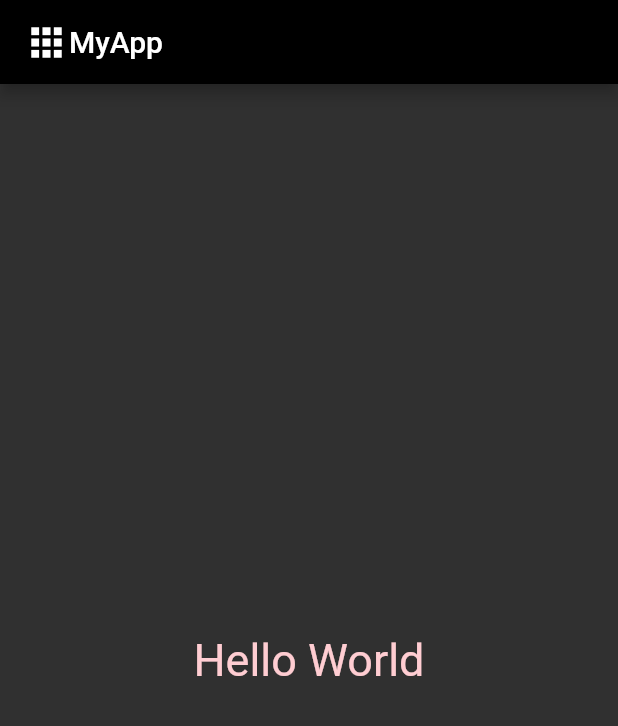
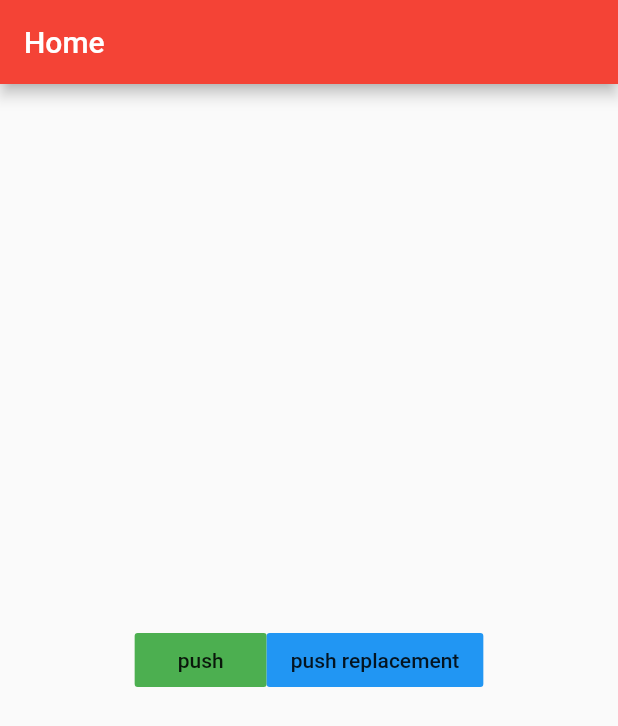
Before and after one commit to egidiocs/flutter-fireship-firebase-quizzap, a Flutter app: the screen it shows after launch, on a phone screen of 412 x 824 dp. Shown: the top 726 px of the screen. Run offline on Flutter 3.47's test engine with Material 2 defaults, Android fonts, the phone set to English and light mode, and no system bars.

Commit message:
concepts-routing

```diff
--- a/lib/main.dart
+++ b/lib/main.dart
@@ -6,12 +6,10 @@ class MyApp extends StatelessWidget {
   @override
   Widget build(BuildContext context) {
     return MaterialApp(
-      theme: ThemeData(
-          brightness: Brightness.dark,
-          primaryColor: Colors.black,
-          textTheme: TextTheme(
-              body1: TextStyle(color: Colors.red.shade100, fontSize: 30),
-              headline: TextStyle(color: Colors.blue.shade100, fontSize: 70))),
+      routes: {
+        '/home': (context) => HomeScreen(),
+        '/slideshow': (context) => SlideshowScreen()
+      },
       home: HomeScreen(),
     );
   }
@@ -21,16 +19,90 @@ class HomeScreen extends StatelessWidget {
   @override
   Widget build(BuildContext context) {
     return Scaffold(
-        appBar: AppBar(
-            iconTheme: IconThemeData(color: Colors.white, size: 30),
-            title: Row(
-              children: <Widget>[Icon(Icons.apps), Text('MyApp')],
-            )),
-        body: Center(
-          child: Text(
-            'Hello World',
-            style: Theme.of(context).textTheme.body1,
-          ),
-        ));
+      appBar: AppBar(
+        title: Text('Home'),
+        backgroundColor: Colors.red,
+      ),
+      body: Center(
+        child: Row(
+          mainAxisAlignment: MainAxisAlignment.center,
+          children: <Widget>[
+            FlatButton(
+              child: Text('push'),
+              color: Colors.green,
+              onPressed: () {
+                // Navigator.push(
+                //   context,
+                //   MaterialPageRoute(builder: (context) => SlideshowScreen(name: 'Jeff'))
+                // );
+
+                //  Navigator.pushNamed(
+                //     context,
+                //     '/slideshow'
+                //   );
+
+                Navigator.pushNamed(context, '/slideshow');
+              },
+            ),
+            FlatButton(
+              child: Text('push replacement'),
+              color: Colors.blue,
+              onPressed: () {
+                // Navigator.push(
+                //   context,
+                //   MaterialPageRoute(builder: (context) => SlideshowScreen(name: 'Jeff'))
+                // );
+
+                //  Navigator.pushNamed(
+                //     context,
+                //     '/slideshow'
+                //   );
+
+                Navigator.pushReplacementNamed(context, '/slideshow');
+              },
+            )
+          ],
+        ),
+      ),
+    );
   }
 }
+
+class SlideshowScreen extends StatelessWidget {
+  @override
+  Widget build(BuildContext context) {
+    return Scaffold(
+      appBar: AppBar(
+        title: Text('SlideshowScreen'),
+        backgroundColor: Colors.pink,
+      ),
+      body: Center(
+        child: Row(
+          mainAxisAlignment: MainAxisAlignment.center,
+          children: <Widget>[
+            FlatButton(
+              child: Text('home'),
+              color: Colors.green,
+              onPressed: () {
+                // Navigator.push(
+                //   context,
+                //   MaterialPageRoute(builder: (context) => SlideshowScreen(name: 'Jeff'))
+                // );
+
+                //  Navigator.pushNamed(
+                //     context,
+                //     '/slideshow'
+                //   );
+                if (Navigator.canPop(context)) {
+                  Navigator.pop(context);
+                } else {
+                  Navigator.pushReplacementNamed(context, '/home');
+                }
+              },
+            ),
+          ],
+        ),
+      ),
+    );
+  }
+}
```
